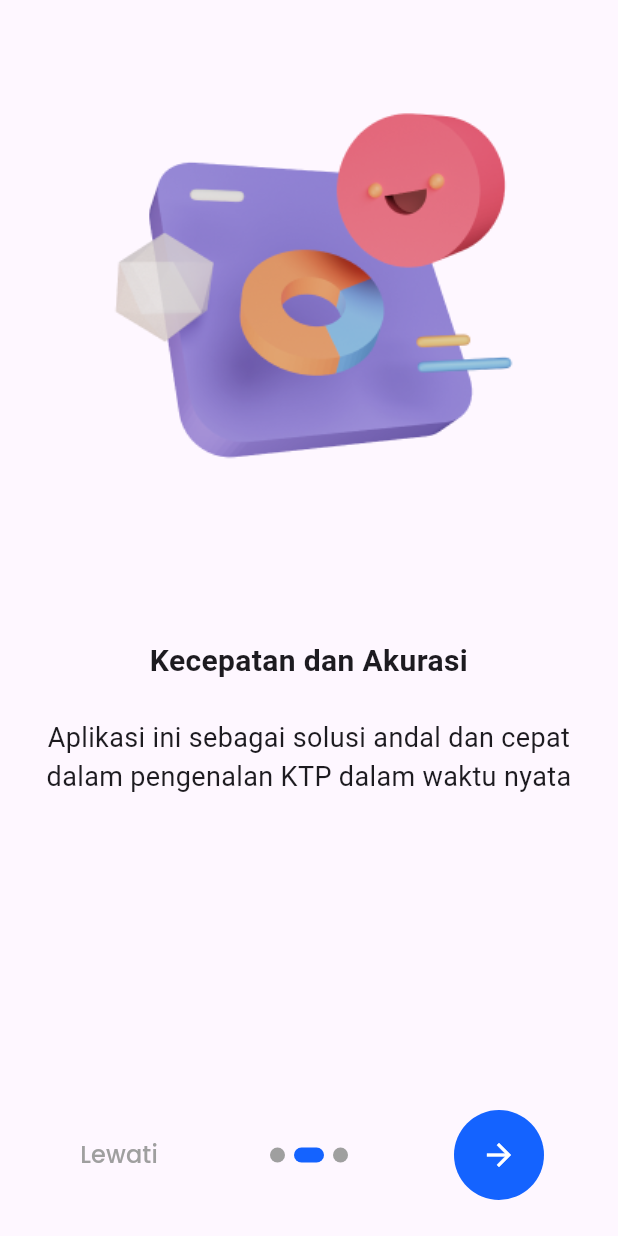
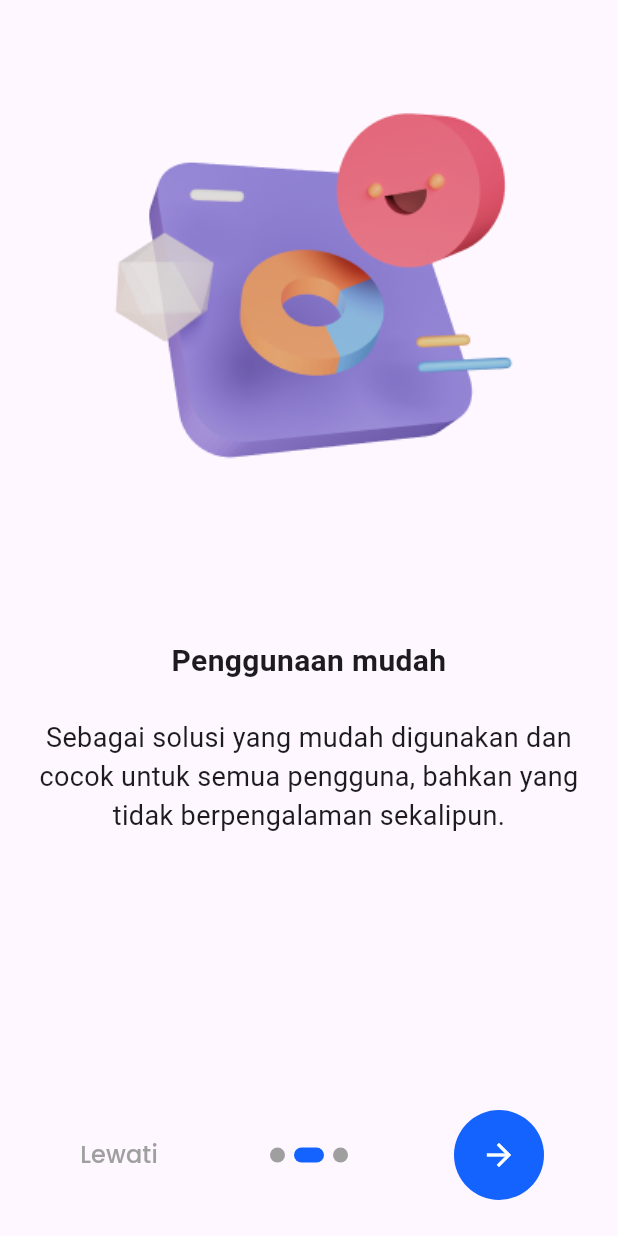
Before and after one commit to ScanSense-Repo/ScanSense, a Flutter app: the screen it shows after launch, swiped to page 2, on a phone screen of 412 x 824 dp. Run offline on Flutter 3.47's test engine with Material 2 defaults, Android fonts, the phone set to English and light mode, and no system bars; drawn by our look-alikes of introduction_screen; our stand-ins replace camera, flutter_svg, google_fonts, persistent_bottom_nav_bar; missing offline and left inert: dart:ffi, giffy_dialog; project files that could hold a hidden picture were left out.

Commit message:
feat: onboarding screen done

```diff
--- a/lib/ui/onboarding/onboarding_screen.dart
+++ b/lib/ui/onboarding/onboarding_screen.dart
@@ -24,23 +24,23 @@ class _OnboardingScreenState extends State<OnboardingScreen> {
       body:
           "Aplikasi ini sebagai solusi andal dan cepat dalam pengenalan KTP dalam waktu nyata",
       image: Center(
-        child: Image.asset('assets/illustrations/Other 08.png'),
+        child: Image.asset('assets/illustrations/Other 15.png'),
       ),
     ),
     PageViewModel(
-      title: "Kecepatan dan Akurasi",
+      title: "Penggunaan mudah",
       body:
-          "Aplikasi ini sebagai solusi andal dan cepat dalam pengenalan KTP dalam waktu nyata",
+          "Sebagai solusi yang mudah digunakan dan cocok untuk semua pengguna, bahkan yang tidak berpengalaman sekalipun.",
       image: Center(
         child: Image.asset('assets/illustrations/Other 08.png'),
       ),
     ),
     PageViewModel(
-      title: "Kecepatan dan Akurasi",
+      title: "Keamanan Data",
       body:
-          "Aplikasi ini sebagai solusi andal dan cepat dalam pengenalan KTP dalam waktu nyata",
+          "Menonjolkan komitmen aplikasi untuk menjaga data pengguna tetap aman dan terlindungi.",
       image: Center(
-        child: Image.asset('assets/illustrations/Other 08.png'),
+        child: Image.asset('assets/illustrations/Other 18.png'),
       ),
     ),
   ];
--- a/pubspec.yaml
+++ b/pubspec.yaml
@@ -19,7 +19,7 @@ publish_to: "none" # Remove this line if you wish to publish to pub.dev
 version: 1.0.0+1
 
 environment:
-  sdk: ">=3.1.2 <4.0.0"
+  sdk: '>=3.1.0 <4.0.0'
 
 # Dependencies specify other packages that your package needs in order to work.
 # To automatically upgrade your package dependencies to the latest versions
```
Also changed, not shown: pubspec.lock.
